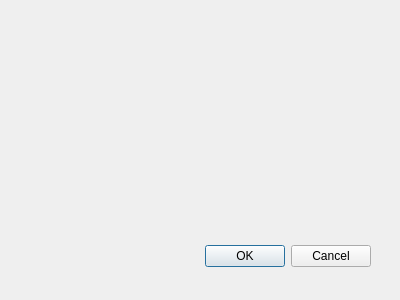
Qt form ui/simulatorconsole.ui (TheProjecter/pockemul) before a commit.
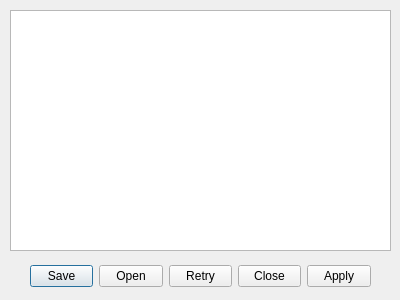
The same form after that commit.

The edit to the form file:
```diff
--- a/ui/simulatorconsole.ui
+++ b/ui/simulatorconsole.ui
@@ -17,7 +17,7 @@
    <property name="geometry">
     <rect>
      <x>30</x>
-     <y>240</y>
+     <y>260</y>
      <width>341</width>
      <height>32</height>
     </rect>
@@ -26,7 +26,20 @@
     <enum>Qt::Horizontal</enum>
    </property>
    <property name="standardButtons">
-    <set>QDialogButtonBox::Cancel|QDialogButtonBox::Ok</set>
+    <set>QDialogButtonBox::Apply|QDialogButtonBox::Close|QDialogButtonBox::Open|QDialogButtonBox::Retry|QDialogButtonBox::Save</set>
+   </property>
+   <property name="centerButtons">
+    <bool>true</bool>
+   </property>
+  </widget>
+  <widget class="QTextEdit" name="textEdit">
+   <property name="geometry">
+    <rect>
+     <x>10</x>
+     <y>10</y>
+     <width>381</width>
+     <height>241</height>
+    </rect>
    </property>
   </widget>
  </widget>
```
Left out of the diff: 35 changed lines with no effect on the pictures.
